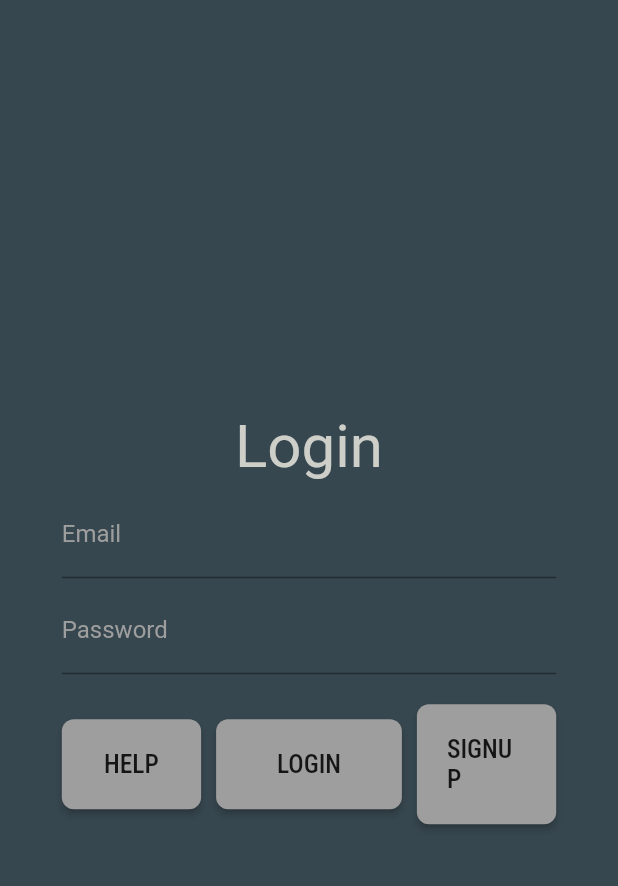
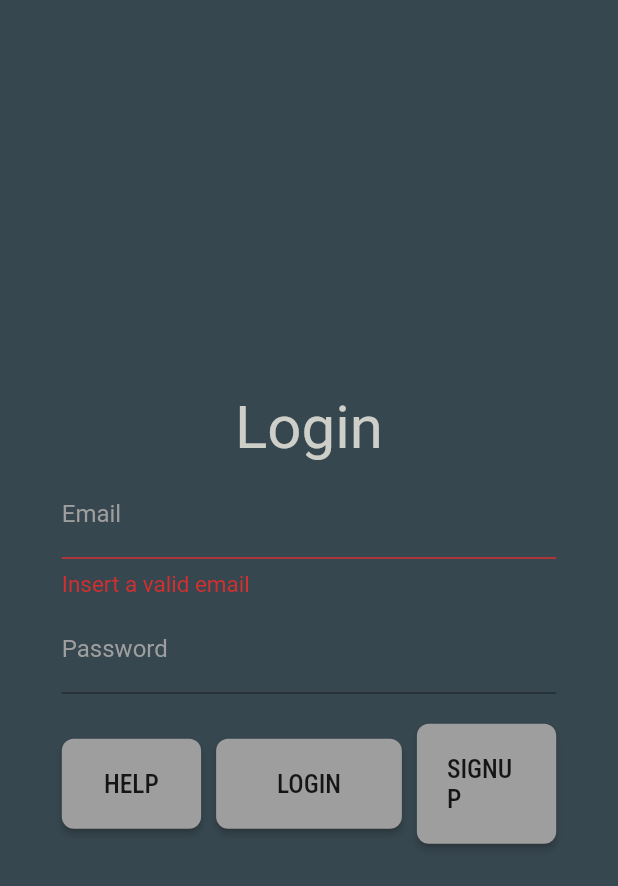
Before and after one commit to SendGram/SendgramBank, a Flutter app: the screen it shows after launch, after a tap on "LOGIN", on a phone screen of 412 x 824 dp. Shown: the top 886 px of the screen. Run offline on Flutter 3.47's test engine with Material 2 defaults, Android fonts, the light colour scheme and no system bars; our stand-ins replace bloc, dio, flutter_bloc, google_fonts; Roboto replaces fonts that are missing (Oxygen).

Commit message:
ADD: String errorText variable and error text style #32

```diff
--- a/sendgrambank/lib/widgets/CustomTextField.dart
+++ b/sendgrambank/lib/widgets/CustomTextField.dart
@@ -3,7 +3,8 @@ import 'package:flutter/material.dart';
 class CustomTextField extends StatelessWidget {
   final TextEditingController controller;
   final String text;
-  CustomTextField({this.text, this.controller});
+  final String errorText;
+  CustomTextField({this.text, this.controller, this.errorText});
   @override
   Widget build(BuildContext context) {
     return TextFormField(
@@ -12,8 +13,11 @@ class CustomTextField extends StatelessWidget {
       style: TextStyle(
         color: Color(0xffffffff),
       ),
-      decoration:
-          InputDecoration(labelText: text, fillColor: Color(0xff9e9e9e)),
+      decoration: InputDecoration(
+          labelText: text,
+          fillColor: Color(0xff9e9e9e),
+          errorText: errorText,
+          errorStyle: TextStyle(fontSize: 15)),
     );
   }
 }
```
